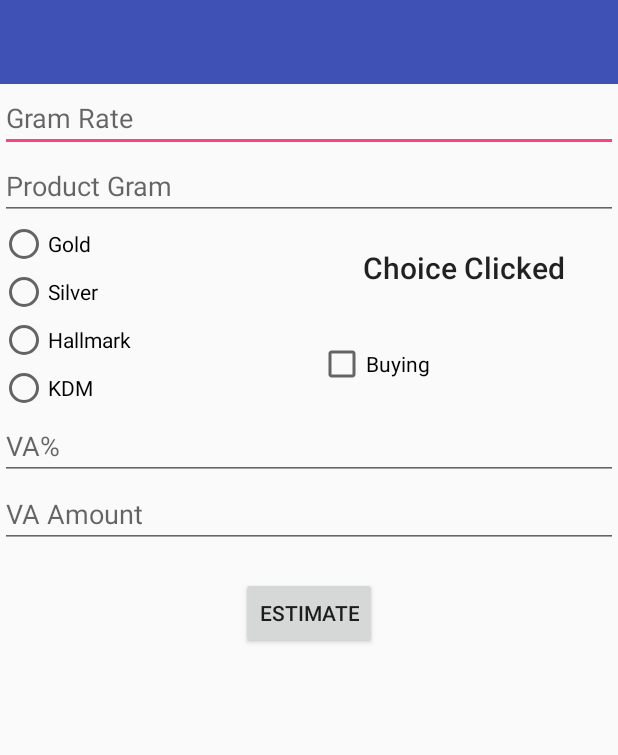
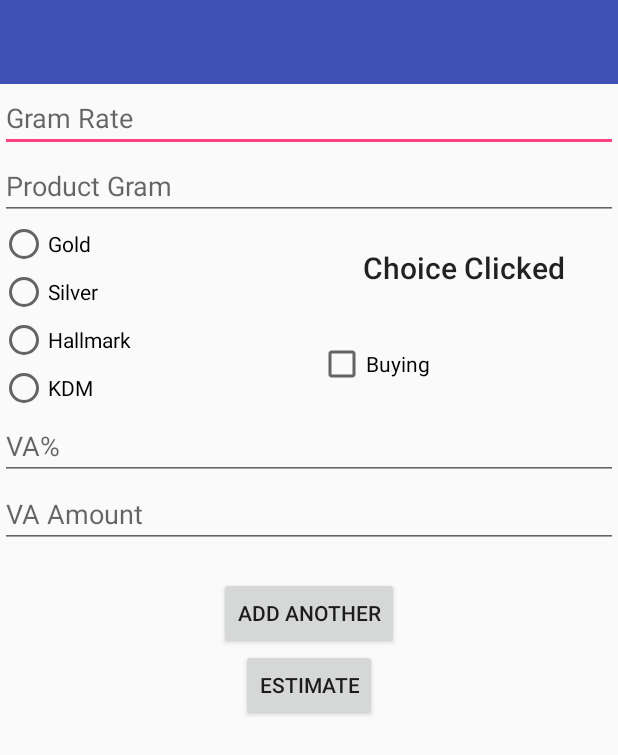
Before and after one commit to nishanthoblirajan/estimator, an Android app: the layout activity_estimate.xml on its own in the app's theme, with its tools: preview values and no code run, on a phone screen of 412 x 824 dp. Shown: the top 755 px of the screen. Run offline under Robolectric (Android 15) with nearby library versions, the phone set to English and light mode, and no system bars.

Commit message:
creating list of estimates

```diff
--- a/app/src/main/java/com/zaptrapp/estimator2/Models/CreateEstimate.java
+++ b/app/src/main/java/com/zaptrapp/estimator2/Models/CreateEstimate.java
@@ -2,10 +2,6 @@ package com.zaptrapp.estimator2.Models;
 
 import android.os.Parcel;
 import android.os.Parcelable;
-
-/**
- * Created by nishanth on 08/11/17.
- */
 
 public class CreateEstimate implements Parcelable {
     public String material;
--- a/app/src/main/res/layout/activity_estimate.xml
+++ b/app/src/main/res/layout/activity_estimate.xml
@@ -160,6 +160,14 @@
         android:layout_width="wrap_content"
         android:layout_height="wrap_content" />
     <Button
+        android:id="@+id/bt_add_another_estimate"
+        android:layout_width="wrap_content"
+        android:layout_height="wrap_content"
+        android:layout_gravity="center_horizontal"
+        android:onClick="onClickAddAnotherEstimate"
+        android:text="Add Another" />
+
+    <Button
         android:id="@+id/bt_estimate"
         android:layout_width="wrap_content"
         android:layout_height="wrap_content"
```
Also changed, not shown: app/src/main/java/com/zaptrapp/estimator2/EstimateActivity.java (+32 -5 lines).
